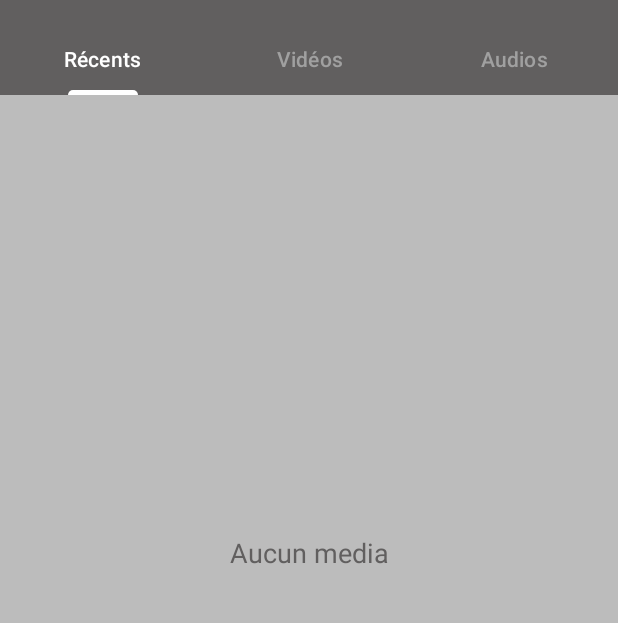
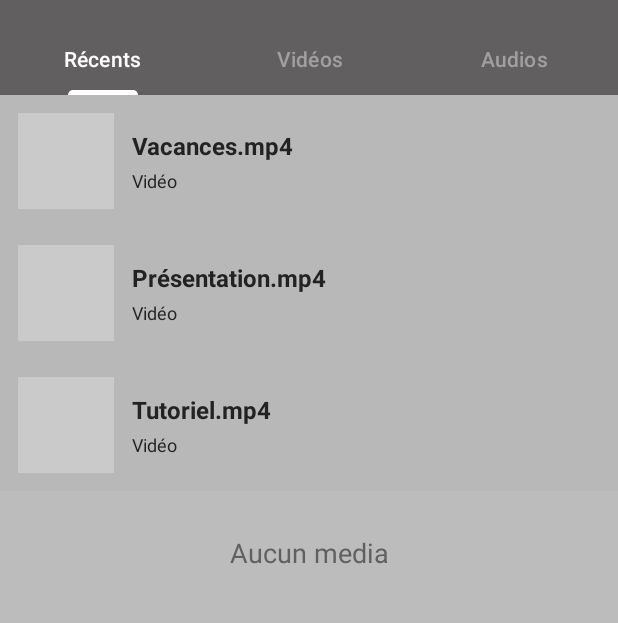
Before and after one commit to FrantzPhilippe06/NovaPlayer, an Android app: the screen it shows after launch (MainActivity), on a phone screen of 412 x 824 dp, the part 66-689 px from its top. Run offline under Robolectric (Android 15) with nearby library versions, the phone set to English and light mode, and no system bars; 1 statement that could not run was skipped.

Commit message:
Corrige mainActivity

```diff
--- a/app/src/main/java/com/example/novaplayer/MainActivity.java
+++ b/app/src/main/java/com/example/novaplayer/MainActivity.java
@@ -1,9 +1,14 @@
 package com.example.novaplayer;
 
 import android.os.Bundle;
-import android.util.Log;
 import android.view.View;
 import android.widget.TextView;
+
+import androidx.recyclerview.widget.LinearLayoutManager;
+import androidx.recyclerview.widget.RecyclerView;
+
+import java.util.Arrays;
+import java.util.List;
 
 import androidx.appcompat.app.AppCompatActivity;
 import androidx.core.graphics.Insets;
@@ -12,8 +17,7 @@ import androidx.core.view.ViewCompat;
 import androidx.core.view.WindowCompat;
 import androidx.core.view.WindowInsetsCompat;
 import androidx.drawerlayout.widget.DrawerLayout;
-import com.google.android.material.*;
-import androidx.recyclerview.widget.RecyclerView;
+
 import com.google.android.material.appbar.MaterialToolbar;
 import com.google.android.material.tabs.TabLayout;
 
@@ -28,6 +32,27 @@ public class MainActivity extends AppCompatActivity {
         //recuperation des ids
         TextView textAucunMedia = findViewById(R.id.texte_aucun_media);
         RecyclerView listMedias = findViewById(R.id.liste_medias);
+
+
+        /**
+         * Liste temporaire de vidéos pour tester l'interface.
+         */
+        List<String> videos = Arrays.asList(
+                "Vacances.mp4",
+                "Présentation.mp4",
+                "Tutoriel.mp4"
+        );
+
+        // Création de l'adaptateur
+        MediaAdapter adaptateur = new MediaAdapter(videos);
+
+        // Organisation verticale de la liste
+        listMedias.setLayoutManager(
+                new LinearLayoutManager(this)
+        );
+
+         // Association de l'adaptateur au RecyclerView
+        listMedias.setAdapter(adaptateur);
 
 
         // Ajoute les trois onglets à l'écran
@@ -49,15 +74,21 @@ public class MainActivity extends AppCompatActivity {
                     public void onTabSelected(TabLayout.Tab tab) {
                         int position = tab.getPosition();
 
-                        switch (position){
+                        switch (position) {
                             case 0:
-                                textAucunMedia.setText(R.string.aucun_recent);
+                                ;
+                                listMedias.setVisibility(View.GONE);
+                                textAucunMedia.setVisibility(View.VISIBLE);
                                 break;
                             case 1:
                                 textAucunMedia.setText(R.string.aucune_video);
+                                listMedias.setVisibility(View.GONE);
+                                textAucunMedia.setVisibility(View.VISIBLE);
                                 break;
                             case 2:
                                 textAucunMedia.setText(R.string.aucun_audio);
+                                listMedias.setVisibility(View.GONE);
+                                textAucunMedia.setVisibility(View.VISIBLE);
                                 break;
                         }
                         listMedias.setVisibility(View.GONE);
--- /dev/null
+++ b/app/src/main/java/com/example/novaplayer/MediaAdapter.java
@@ -0,0 +1,56 @@
+package com.example.novaplayer;
+
+import android.view.LayoutInflater;
+import android.view.View;
+import android.view.ViewGroup;
+import android.widget.TextView;
+import androidx.annotation.NonNull;
+import androidx.recyclerview.widget.RecyclerView;
+import java.util.List;
+
+public class MediaAdapter
+        extends RecyclerView.Adapter<MediaAdapter.MediaViewHolder> {
+
+    private final List<String> medias;
+
+    public MediaAdapter(List<String> medias) {
+        this.medias = medias;
+    }
+
+    @NonNull
+    @Override
+    public MediaViewHolder onCreateViewHolder(
+            @NonNull ViewGroup parent, int viewType) {
+
+        View vue = LayoutInflater.from(parent.getContext())
+                .inflate(R.layout.item_media, parent, false);
+
+        return new MediaViewHolder(vue);
+    }
+
+    @Override
+    public void onBindViewHolder(
+            @NonNull MediaViewHolder holder, int position) {
+
+        holder.titre.setText(medias.get(position));
+        holder.details.setText("Vidéo");
+    }
+
+    @Override
+    public int getItemCount() {
+        return medias.size();
+    }
+
+    public static class MediaViewHolder
+            extends RecyclerView.ViewHolder {
+        TextView titre;
+        TextView details;
+
+        public MediaViewHolder(@NonNull View itemView) {
+            super(itemView);
+
+            titre = itemView.findViewById(R.id.titre_media);
+            details = itemView.findViewById(R.id.details_media);
+        }
+    }
+}
--- a/app/src/main/res/layout/lecteur_audio.xml
+++ b/app/src/main/res/layout/lecteur_audio.xml
@@ -1,6 +1,6 @@
 <?xml version="1.0" encoding="utf-8"?>
 <androidx.constraintlayout.widget.ConstraintLayout xmlns:android="http://schemas.android.com/apk/res/android"
-             android:layout_width="match_parent"
-             android:layout_height="match_parent">
+    android:layout_width="match_parent"
+    android:layout_height="match_parent">
 
 </androidx.constraintlayout.widget.ConstraintLayout>
```
